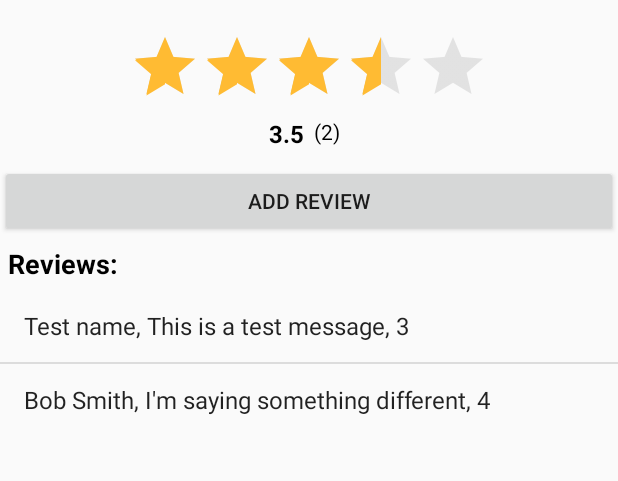
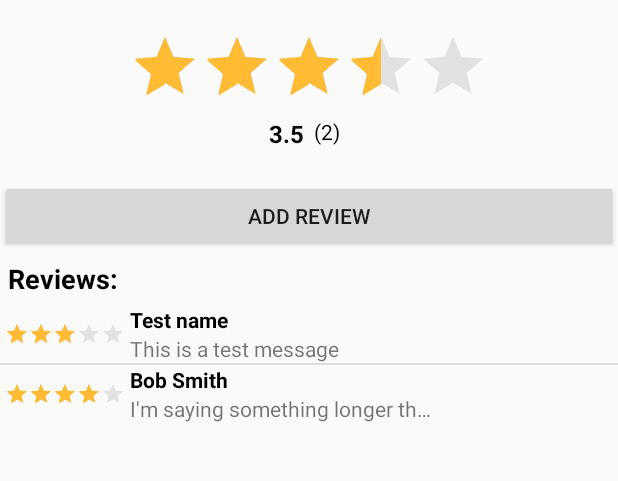
Before and after one commit to qwertie64982/ShipHappens, an Android app: the screen it shows after launch (CompanyActivity), on a phone screen of 412 x 824 dp, the part 249-730 px from its top. Run offline under Robolectric (Android 15) with nearby library versions, the phone set to English and light mode, and no system bars.

Commit message:
Add custom ArrayAdapter

```diff
--- a/app/src/main/java/com/qwertie64982/shiphappens/CompanyActivity.java
+++ b/app/src/main/java/com/qwertie64982/shiphappens/CompanyActivity.java
@@ -28,12 +28,11 @@ import android.widget.TextView;
 import java.text.DecimalFormat;
 import java.util.ArrayList;
 
-// TODO: Custom ArrayAdapter layout with name, rating, and comments (first 50 chars max, then ellipsis)
-// there is a "Small" RatingBar style that would work well for this
-
 // TODO: My item is at the top, and I can edit/delete it
 
 // TODO: Click ListView item brings up scrollable Dialog with their review in it
+
+// TODO: Date reviews and sort them by date
 
 // Long term: When the intent from ReviewActivity is received, add the user's review to a special
 //            location so they can edit/delete it.
@@ -75,7 +74,8 @@ public class CompanyActivity extends AppCompatActivity {
     // Logic
     private boolean hasLeftReview;
     private ArrayList<Review> reviewArrayList;
-    private ArrayAdapter<Review> reviewArrayAdapter;
+//    private ArrayAdapter<Review> reviewArrayAdapter; /////////////////////////
+    private ReviewArrayAdapter reviewArrayAdapter;
     private AlertDialog aboutDialog;
     DecimalFormat ratingFormat;
 
@@ -121,7 +121,7 @@ public class CompanyActivity extends AppCompatActivity {
         } else {
             reviewArrayList = new ArrayList<>();
             reviewArrayList.add(new Review("Test name", "This is a test message", 3));
-            reviewArrayList.add(new Review("Bob Smith", "I'm saying something different", 4));
+            reviewArrayList.add(new Review("Bob Smith", "I'm saying something longer than what the previous person said", 4));
         }
 
         // this is were we pull the existing reviews from Firebase
@@ -134,7 +134,7 @@ public class CompanyActivity extends AppCompatActivity {
         ratingTextView = (TextView) findViewById(R.id.ratingTextView);
         ratingCountTextView = (TextView) findViewById(R.id.ratingCountTextView);
 
-        reviewArrayAdapter = new ArrayAdapter<Review>(this, android.R.layout.simple_list_item_1, reviewArrayList);
+        reviewArrayAdapter = new ReviewArrayAdapter(this, 0, reviewArrayList);
         NonScrollListView reviewsListView = (NonScrollListView) findViewById(R.id.reviewsListView);
         reviewsListView.setAdapter(reviewArrayAdapter);
 
--- a/app/src/main/java/com/qwertie64982/shiphappens/Review.java
+++ b/app/src/main/java/com/qwertie64982/shiphappens/Review.java
@@ -46,6 +46,22 @@ public class Review implements Parcelable{
         this.author = in.readString();
         this.message = in.readString();
         this.rating = in.readInt();
+    }
+
+    /**
+     * Author getter
+     * @return author name
+     */
+    public String getAuthor() {
+        return author;
+    }
+
+    /**
+     * Message getter
+     * @return message contents
+     */
+    public String getMessage() {
+        return message;
     }
 
     /**
--- /dev/null
+++ b/app/src/main/java/com/qwertie64982/shiphappens/ReviewArrayAdapter.java
@@ -0,0 +1,51 @@
+package com.qwertie64982.shiphappens;
+
+import android.app.Activity;
+import android.content.Context;
+import android.support.annotation.NonNull;
+import android.view.LayoutInflater;
+import android.view.View;
+import android.view.ViewGroup;
+import android.widget.ArrayAdapter;
+import android.widget.RatingBar;
+import android.widget.TextView;
+
+import java.util.ArrayList;
+import java.util.List;
+
+public class ReviewArrayAdapter extends ArrayAdapter<Review> {
+    private final int MAX_CHARACTER_COUNT = 30; // Long term: This should change depending on the screen width
+
+    private Context context;
+    private List<Review> reviews;
+
+    public ReviewArrayAdapter(Context context, int resource, ArrayList<Review> objects) {
+        super(context, resource, objects);
+
+        this.context = context;
+        this.reviews = objects;
+    }
+
+    @NonNull
+    public View getView(int position, View convertView, ViewGroup parent) {
+        Review review = reviews.get(position);
+
+        LayoutInflater inflater = (LayoutInflater) context.getSystemService(Activity.LAYOUT_INFLATER_SERVICE);
+        View view = inflater.inflate(R.layout.list_review, null);
+
+        RatingBar smallRatingBar = (RatingBar) view.findViewById(R.id.smallRatingBar);
+        TextView smallAuthorTextView = (TextView) view.findViewById(R.id.smallAuthorTextView);
+        TextView smallMessageTextView = (TextView) view.findViewById(R.id.smallMessageTextView);
+
+        smallRatingBar.setRating(review.getRating());
+        smallAuthorTextView.setText(review.getAuthor());
+        if (review.getMessage().length() >= MAX_CHARACTER_COUNT) {
+            smallMessageTextView.setText(context.getString(R.string.small_message_ellipse,
+                    review.getMessage().substring(0, MAX_CHARACTER_COUNT)));
+        } else {
+            smallMessageTextView.setText(review.getMessage());
+        }
+
+        return view;
+    }
+}
--- a/app/src/main/res/layout/activity_company.xml
+++ b/app/src/main/res/layout/activity_company.xml
@@ -37,7 +37,8 @@
         <LinearLayout
             android:layout_width="match_parent"
             android:layout_height="wrap_content"
-            android:gravity="fill_horizontal"
+            android:layout_marginBottom="10dp"
+            android:gravity="center"
             android:orientation="horizontal">
 
             <TextView
@@ -57,7 +58,7 @@
                 android:id="@+id/ratingCountTextView"
                 android:layout_width="0dp"
                 android:layout_height="wrap_content"
-                android:layout_gravity="fill_vertical|start"
+                android:layout_gravity="start"
                 android:layout_marginBottom="10dp"
                 android:layout_marginStart="3dp"
                 android:layout_weight="1"
--- a/app/src/main/res/layout/list_rating.xml
+++ /dev/null
@@ -1,5 +0,0 @@
-<?xml version="1.0" encoding="utf-8"?>
-<GridLayout xmlns:android="http://schemas.android.com/apk/res/android"
-    android:layout_width="match_parent" android:layout_height="match_parent">
-
-</GridLayout>
--- /dev/null
+++ b/app/src/main/res/layout/list_review.xml
@@ -0,0 +1,34 @@
+<?xml version="1.0" encoding="utf-8"?>
+<GridLayout xmlns:android="http://schemas.android.com/apk/res/android"
+    android:layout_width="match_parent"
+    android:layout_height="match_parent"
+    android:columnCount="2"
+    android:orientation="horizontal">
+
+    <RatingBar
+        android:id="@+id/smallRatingBar"
+        style="?android:attr/ratingBarStyleSmall"
+        android:layout_width="wrap_content"
+        android:layout_height="wrap_content"
+        android:layout_gravity="center_vertical|start"
+        android:layout_margin="3dp"
+        android:layout_rowSpan="2"
+        android:isIndicator="true"
+        android:numStars="5"
+        android:stepSize="0.1"
+        android:theme="@style/RatingBar" />
+
+    <TextView
+        android:id="@+id/smallAuthorTextView"
+        android:layout_width="wrap_content"
+        android:layout_height="wrap_content"
+        android:layout_gravity="start"
+        android:textColor="@android:color/black"
+        android:textStyle="bold" />
+
+    <TextView
+        android:id="@+id/smallMessageTextView"
+        android:layout_width="wrap_content"
+        android:layout_height="wrap_content"
+        android:layout_gravity="start" />
+</GridLayout>
--- a/app/src/main/res/values/strings.xml
+++ b/app/src/main/res/values/strings.xml
@@ -13,6 +13,9 @@
     <string name="add_review">Add review</string>
     <string name="reviews_title">Reviews:</string>
     <string name="no_reviews">Nothing here yet</string>
+
+    <!-- ReviewArrayAdapter -->
+    <string name="small_message_ellipse">%1$s&#8230;</string>
 
     <!-- ReviewActivity -->
     <string name="submit_menu_item">Submit</string>
```
